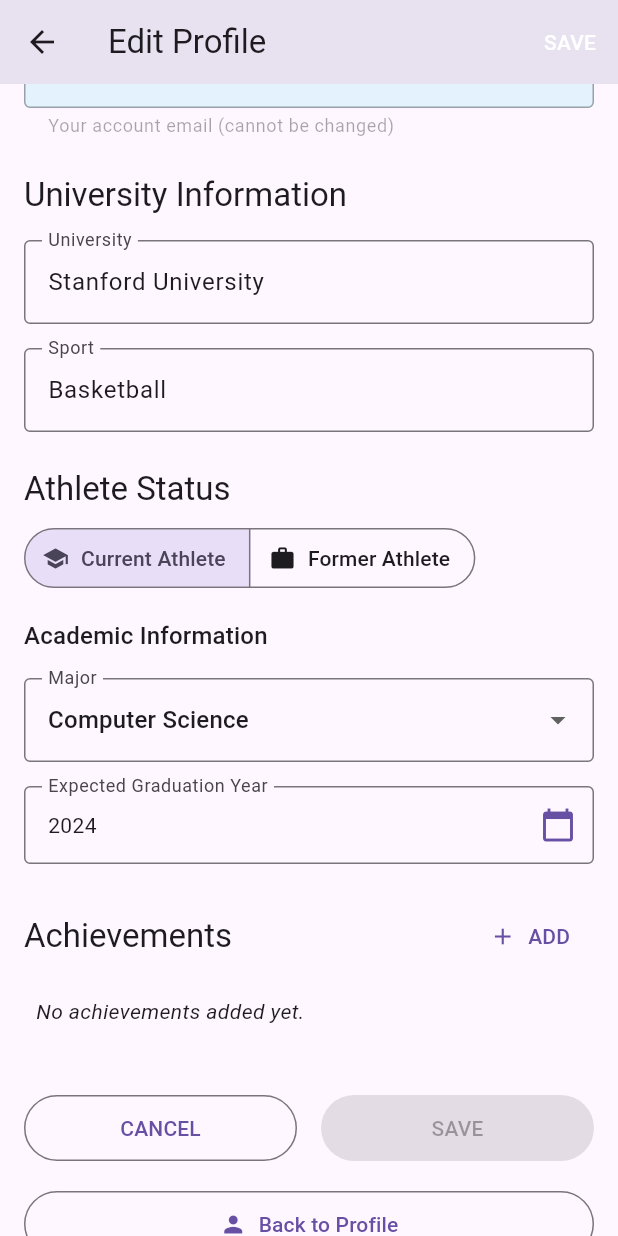
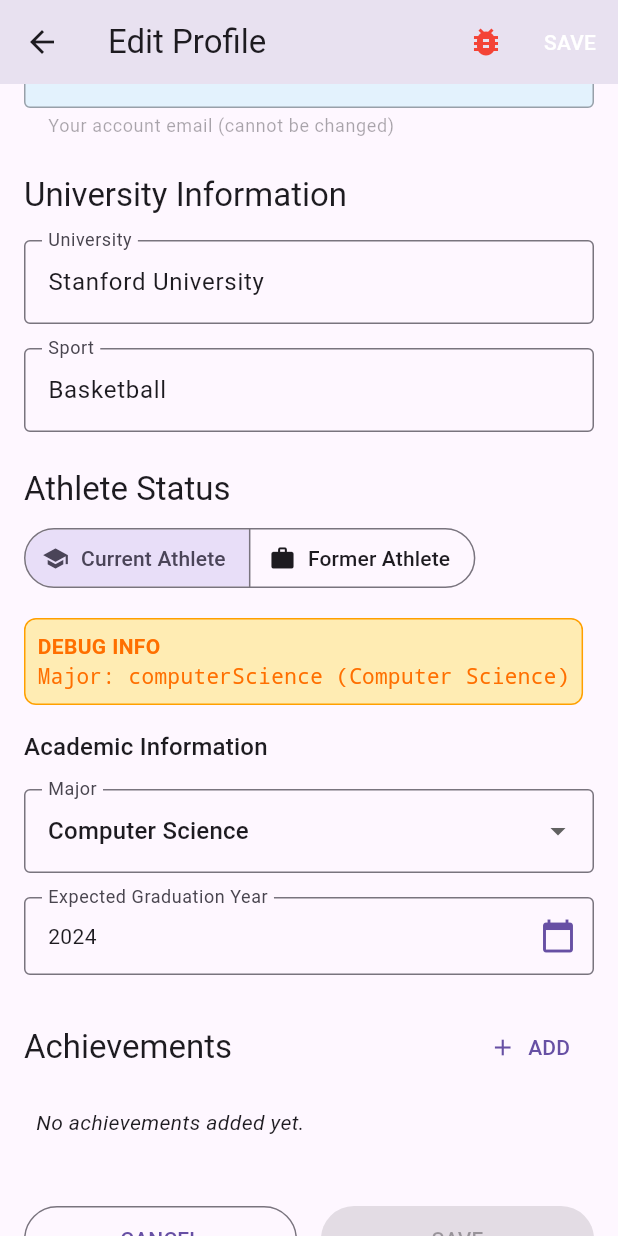
Before and after one commit to jnnabugwu/athlete_alumni, a Flutter app: the EditProfileScreen screen opened directly with sample values from the repository, scrolled down 576 dp, on a phone screen of 412 x 824 dp. Run offline on Flutter 3.47's test engine with Material 3 defaults, Android fonts, the phone set to English and light mode, and no system bars; our stand-ins replace bloc, dartz, equatable, flutter_bloc, flutter_dotenv, get_it and 4 more; missing offline and left inert: dart:html, dart:js; accounts and stored records are empty; network calls fail.

Commit message:
fix: athlete enums error

```diff
--- a/lib/core/models/athlete.dart
+++ b/lib/core/models/athlete.dart
@@ -1,4 +1,6 @@
 import 'dart:convert';
+import 'package:flutter/foundation.dart';
+import '../utils/log_utils.dart';
 part 'athlete_enums.dart';
 
 class Athlete {
@@ -107,10 +109,34 @@ class Athlete {
   static AthleteMajor _parseMajor(Map<String, dynamic> json) {
     final majorValue = json['major'];
 
-    if (majorValue == null) return AthleteMajor.other;
+    // FORCE VISIBLE LOGGING
+    print('');
+    print('🔍🔍🔍 PARSING MAJOR VALUE: "$majorValue" 🔍🔍🔍');
+
+    if (majorValue == null) {
+      print('🔍🔍🔍 Major is NULL, defaulting to OTHER 🔍🔍🔍');
+      return AthleteMajor.other;
+    }
 
     if (majorValue is String) {
-      return AthleteMajor.fromString(majorValue);
+      // First try matching by exact enum name (case insensitive)
+      for (final major in AthleteMajor.values) {
+        if (major.name.toLowerCase() == majorValue.toLowerCase()) {
+          print('🔍🔍🔍 Found major by name match: ${major.name} 🔍🔍🔍');
+          return major;
+        }
+      }
+
+      // Then try matching by display name (case insensitive)
+      for (final major in AthleteMajor.values) {
+        if (major.displayName.toLowerCase() == majorValue.toLowerCase()) {
+          print('🔍🔍🔍 Found major by display name match: ${major.name} 🔍🔍🔍');
+          return major;
+        }
+      }
+
+      print('🔍🔍🔍 NO MATCH FOUND for major: "$majorValue", defaulting to OTHER 🔍🔍🔍');
+      print('');
     }
 
     return AthleteMajor.other;
@@ -120,10 +146,34 @@ class Athlete {
   static AthleteCareer _parseCareer(Map<String, dynamic> json) {
     final careerValue = json['career'];
 
-    if (careerValue == null) return AthleteCareer.other;
+    // FORCE VISIBLE LOGGING
+    print('');
+    print('🔎🔎🔎 PARSING CAREER VALUE: "$careerValue" 🔎🔎🔎');
+
+    if (careerValue == null) {
+      print('🔎🔎🔎 Career is NULL, defaulting to OTHER 🔎🔎🔎');
+      return AthleteCareer.other;
+    }
 
     if (careerValue is String) {
-      return AthleteCareer.fromString(careerValue);
+      // First try matching by exact enum name (case insensitive)
+      for (final career in AthleteCareer.values) {
+        if (career.name.toLowerCase() == careerValue.toLowerCase()) {
+          print('🔎🔎🔎 Found career by name match: ${career.name} 🔎🔎🔎');
+          return career;
+        }
+      }
+
+      // Then try matching by display name (case insensitive)
+      for (final career in AthleteCareer.values) {
+        if (career.displayName.toLowerCase() == careerValue.toLowerCase()) {
+          print('🔎🔎🔎 Found career by display name match: ${career.name} 🔎🔎🔎');
+          return career;
+        }
+      }
+
+      print('🔎🔎🔎 NO MATCH FOUND for career: "$careerValue", defaulting to OTHER 🔎🔎🔎');
+      print('');
     }
 
     return AthleteCareer.other;
@@ -174,15 +224,20 @@ class Athlete {
 
   // To JSON method
   Map<String, dynamic> toJson() {
+    // Use our super-visible logging utility
+    forceLog('Serializing Athlete to JSON', tag: 'ATHLETE_TO_JSON');
+    forceLog('Major: ${major.name} (${major.displayName})', tag: 'ATHLETE_TO_JSON');
+    forceLog('Career: ${career.name} (${career.displayName})', tag: 'ATHLETE_TO_JSON');
+
     return {
       'id': id,
       'name': name,
       'email': email,
       'username': username,
       'status': status.name,
-      // Store major and career as display names for better readability
-      'major': major.displayName,
-      'career': career.displayName,
+      // IMPORTANT: Store major and career as enum names for consistent serialization
+      'major': major.name,
+      'career': career.name,
       'profileImageUrl': profileImageUrl,
       'university': university,
       'sport': sport,
--- a/lib/features/profile/data/datasources/profile_remote_datasource.dart
+++ b/lib/features/profile/data/datasources/profile_remote_datasource.dart
@@ -236,8 +236,8 @@ class ProfileRemoteDataSourceImpl implements ProfileRemoteDataSource {
       'email': athleteData['email'],
       'username': username, // Add username from auth if available
       'athlete_status': athleteData['status']?.toString()?.split('.')?.last,
-      'major': athleteData['major']?.toString()?.split('.')?.last,
-      'career': athleteData['career']?.toString()?.split('.')?.last,
+      'major': athleteData['major'],
+      'career': athleteData['career'],
       'college': athleteData['university'],
       'sport': athleteData['sport'],
     };
@@ -248,8 +248,8 @@ class ProfileRemoteDataSourceImpl implements ProfileRemoteDataSource {
     debugPrint('_formatDataForSupabase: email = ${athleteData['email']}');
     debugPrint('_formatDataForSupabase: username = $username');
     debugPrint('_formatDataForSupabase: status -> athlete_status = ${athleteData['status']?.toString()?.split('.')?.last}');
-    debugPrint('_formatDataForSupabase: major = ${athleteData['major']?.toString()?.split('.')?.last}');
-    debugPrint('_formatDataForSupabase: career = ${athleteData['career']?.toString()?.split('.')?.last}');
+    debugPrint('_formatDataForSupabase: major = ${athleteData['major']}');
+    debugPrint('_formatDataForSupabase: career = ${athleteData['career']}');
     debugPrint('_formatDataForSupabase: university -> college = ${athleteData['university']}');
     debugPrint('_formatDataForSupabase: sport = ${athleteData['sport']}');
 
--- a/lib/features/profile/domain/usecases/update_profile_usecase.dart
+++ b/lib/features/profile/domain/usecases/update_profile_usecase.dart
@@ -8,6 +8,12 @@ class UpdateProfileUseCase {
   UpdateProfileUseCase(this.repository);
 
   ResultFuture<Athlete> call(Athlete athlete) {
+    // Convert the athlete to JSON for Supabase
+    final Map<String, dynamic> athleteJson = athlete.toJson();
+
+    // Let the data sources handle the conversion consistently
+
+    // Then update the database with the athleteJson
     return repository.updateProfile(athlete);
   }
 }
--- a/lib/features/profile/presentation/pages/profile_edit_page.dart
+++ b/lib/features/profile/presentation/pages/profile_edit_page.dart
@@ -280,6 +280,13 @@ class _ProfileEditPageState extends State<ProfileEditPage> {
 
   void _saveChanges() {
     if (_formKey.currentState?.validate() ?? false) {
+      // FORCE VISIBLE LOGGING - will definitely show in console
+      print('');
+      print('🔴🔴🔴 PROFILE EDIT: SAVE INITIATED 🔴🔴🔴');
+      print('🔴🔴🔴 Selected Major: ${_selectedMajor.name} (${_selectedMajor.displayName}) 🔴🔴🔴');
+      print('🔴🔴🔴 Selected Career: ${_selectedCareer.name} (${_selectedCareer.displayName}) 🔴🔴🔴');
+      print('');
+
       // Make sure we have a valid email from the email field
       final emailToSave = _email.isNotEmpty && _email != 'No email found'
           ? _email
@@ -299,15 +306,23 @@ class _ProfileEditPageState extends State<ProfileEditPage> {
         profileImageUrl: _profileImageUrl,
       );
 
+      // FORCE VISIBLE LOGGING for the updated athlete
+      print('');
+      print('🔵🔵🔵 UPDATED ATHLETE DETAILS 🔵🔵🔵');
+      print('🔵🔵🔵 Updated Major: ${updatedAthlete.major.name} (${updatedAthlete.major.displayName}) 🔵🔵🔵');
+      print('🔵🔵🔵 Updated Career: ${updatedAthlete.career.name} (${updatedAthlete.career.displayName}) 🔵🔵🔵');
+      print('');
+
       // Show notification that changes are being saved
       ScaffoldMessenger.of(context).showSnackBar(
-        const SnackBar(
-          content: Text('Saving changes... You will be redirected to the home page.'),
-          duration: Duration(seconds: 2),
+        SnackBar(
+          content: Text("Saving changes for athlete: ${updatedAthlete.major}"),
+          duration: const Duration(seconds: 2),
         ),
       );
 
       debugPrint("ProfileEditPage: Saving changes for athlete ID: ${updatedAthlete.id}, email: ${updatedAthlete.email}");
+      debugPrint("Saving changes for athlete: ${updatedAthlete.major}");
       widget.onSave(updatedAthlete);
 
       // Navigation will be handled by the parent EditProfileScreen
@@ -354,6 +369,24 @@ class _ProfileEditPageState extends State<ProfileEditPage> {
           onPressed: _showDiscardDialog,
         ),
         actions: [
+          // DEBUG BUTTON
+          IconButton(
+            icon: const Icon(Icons.bug_report, color: Colors.red),
+            tooltip: 'Debug Log',
+            onPressed: () {
+              // Manual logging that should definitely appear
+              print('');
+              print('🐞🐞🐞 MANUAL DEBUG - CURRENT ENUM VALUES 🐞🐞🐞');
+              print('🐞🐞🐞 Major: ${_selectedMajor.name} (${_selectedMajor.displayName}) 🐞🐞🐞');
+              print('🐞🐞🐞 Career: ${_selectedCareer.name} (${_selectedCareer.displayName}) 🐞🐞🐞');
+              print('');
+
+              // Show a snackbar to confirm the log was triggered
+              ScaffoldMessenger.of(context).showSnackBar(
+                const SnackBar(content: Text('Debug values logged to console')),
+              );
+            },
+          ),
           TextButton(
             onPressed: _hasChanges ? _saveChanges : null,
             child: const Text('SAVE', style: TextStyle(color: Colors.white)),
@@ -619,6 +652,36 @@ class _ProfileEditPageState extends State<ProfileEditPage> {
     return Column(
       crossAxisAlignment: CrossAxisAlignment.start,
       children: [
+        // Debug section - REMOVE IN PRODUCTION
+        Container(
+          padding: const EdgeInsets.all(8),
+          margin: const EdgeInsets.only(bottom: 16),
+          decoration: BoxDecoration(
+            color: Colors.amber.shade100,
+            border: Border.all(color: Colors.amber.shade700),
+            borderRadius: BorderRadius.circular(8),
+          ),
+          child: Column(
+            crossAxisAlignment: CrossAxisAlignment.start,
+            children: [
+              Text(
+                'DEBUG INFO',
+                style: TextStyle(
+                  fontWeight: FontWeight.bold,
+                  color: Colors.amber.shade900,
+                ),
+              ),
+              Text(
+                'Major: ${_selectedMajor.name} (${_selectedMajor.displayName})',
+                style: TextStyle(
+                  color: Colors.amber.shade900,
+                  fontFamily: 'monospace',
+                ),
+              ),
+            ],
+          ),
+        ),
+
         Text(
           'Academic Information',
           style: Theme.of(context).textTheme.titleMedium,
@@ -678,6 +741,36 @@ class _ProfileEditPageState extends State<ProfileEditPage> {
     return Column(
       crossAxisAlignment: CrossAxisAlignment.start,
       children: [
+        // Debug section - REMOVE IN PRODUCTION
+        Container(
+          padding: const EdgeInsets.all(8),
+          margin: const EdgeInsets.only(bottom: 16),
+          decoration: BoxDecoration(
+            color: Colors.amber.shade100,
+            border: Border.all(color: Colors.amber.shade700),
+            borderRadius: BorderRadius.circular(8),
+          ),
+          child: Column(
+            crossAxisAlignment: CrossAxisAlignment.start,
+            children: [
+              Text(
+                'DEBUG INFO',
+                style: TextStyle(
+                  fontWeight: FontWeight.bold,
+                  color: Colors.amber.shade900,
+                ),
+              ),
+              Text(
+                'Career: ${_selectedCareer.name} (${_selectedCareer.displayName})',
+                style: TextStyle(
+                  color: Colors.amber.shade900,
+                  fontFamily: 'monospace',
+                ),
+              ),
+            ],
+          ),
+        ),
+
         Text(
           'Career Information',
           style: Theme.of(context).textTheme.titleMedium,
--- a/lib/features/profile/presentation/screens/edit_profile_screen.dart
+++ b/lib/features/profile/presentation/screens/edit_profile_screen.dart
@@ -32,9 +32,9 @@ class EditProfileScreen extends StatelessWidget {
 
           // Show success message
           ScaffoldMessenger.of(context).showSnackBar(
-            const SnackBar(
-              content: Text('Profile updated successfully. Changes may take a moment to appear.'),
-              duration: Duration(seconds: 3),
+            SnackBar(
+              content: Text('Profile updated successfully. ${athlete.career}'),
+              duration: const Duration(seconds: 3),
             ),
           );
 
```
Also changed, not shown: lib/core/utils/log_utils.dart (added, +13 -0 lines), lib/features/profile/presentation/pages/edit_profile_page.dart (deleted).
